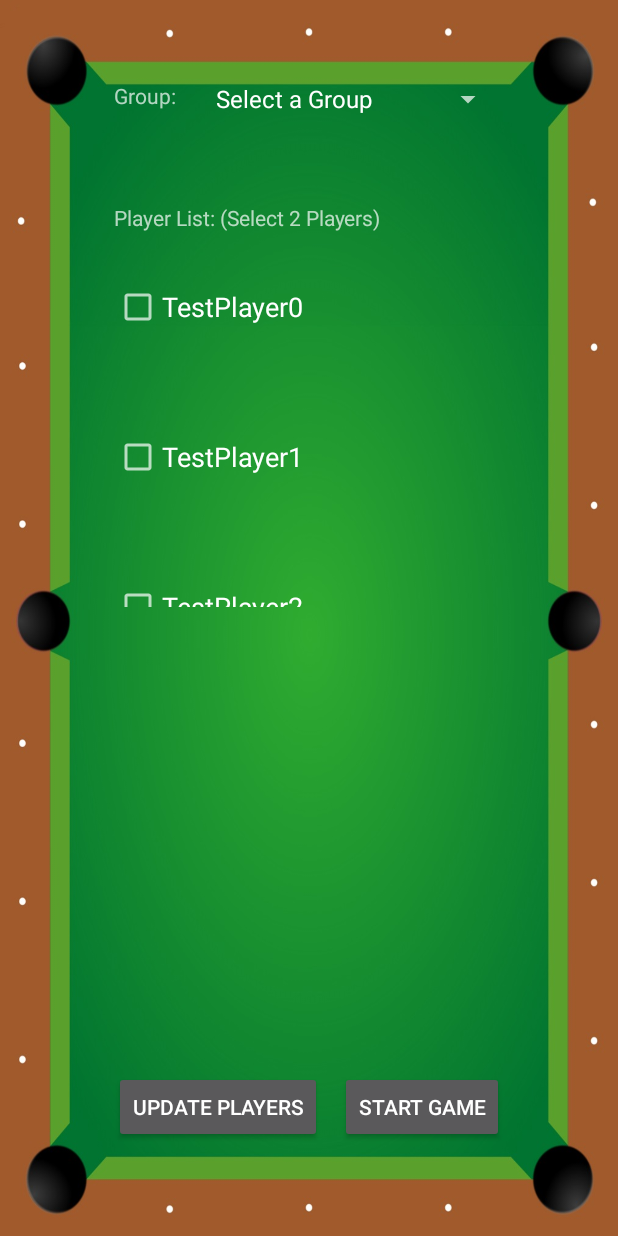
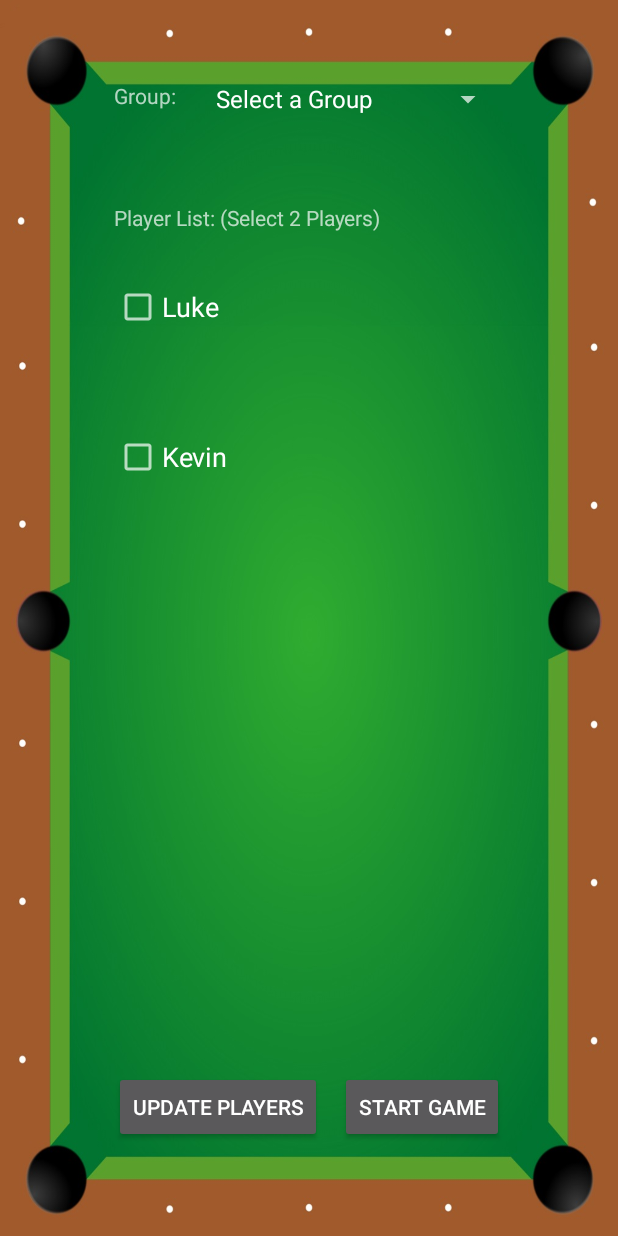
Before and after one commit to TacticalLuke43/Scoremaster, an Android app: the GroupsScreen screen opened directly, with no data from a screen before it, after a tap on "UPDATE PLAYERS", on a phone screen of 412 x 824 dp. Run offline under Robolectric (Android 15) with nearby library versions, the phone set to English and light mode, and no system bars; our stand-ins replace Firebase (no records; nobody signed in at launch, a user with empty details on screens opened directly); 1 statement that could not run was skipped.

```diff
--- a/app/src/main/java/csc483/scoremaster/CreateGroup.java
+++ b/app/src/main/java/csc483/scoremaster/CreateGroup.java
@@ -14,7 +14,8 @@ import java.util.Objects;
 import java.util.concurrent.ThreadLocalRandom;
 
 public class CreateGroup extends AppCompatActivity {
-    DatabaseReference myRef = FirebaseDatabase.getInstance().getReference();
+    FirebaseDatabase database = FirebaseDatabase.getInstance();
+    DatabaseReference myRef;
     @Override
     protected void onCreate(Bundle savedInstanceState) {
         super.onCreate(savedInstanceState);
@@ -30,7 +31,7 @@ public class CreateGroup extends AppCompatActivity {
                 String groupID = gen.nextString();
                 //gen = group code
                 //create group
-                myRef = FirebaseDatabase.getInstance().getReference().child("groups").child(groupID);
+                myRef = database.getInstance().getReference().child("groups").child(groupID);
                 myRef.child("name").setValue(groupName);
                 myRef.child("playerList").child("player1").setValue("AAA111");
                 //add player to group
--- a/app/src/main/java/csc483/scoremaster/GroupsScreen.java
+++ b/app/src/main/java/csc483/scoremaster/GroupsScreen.java
@@ -170,10 +170,10 @@ public class GroupsScreen extends AppCompatActivity {
 
 	public void init(TableLayout playerTableLayout)
 	{
-			int numberOfPlayers = 4; //change this to retrieve array size from group
+			int numberOfPlayers = 2; //change this to retrieve array size from group
 
         playerTableLayout.removeAllViews();
-        for (int i=0; i<numberOfPlayers; i++) {
+        /*for (int i=0; i<numberOfPlayers; i++) {
             TableRow playerRow = new TableRow(this);
             playerRow.setLayoutParams(new TableRow.LayoutParams(TableRow.LayoutParams.WRAP_CONTENT, TableRow.LayoutParams.WRAP_CONTENT));
             CheckBox playername = new CheckBox(this);
@@ -186,7 +186,30 @@ public class GroupsScreen extends AppCompatActivity {
 
             playerRow.addView(playername);
             playerTableLayout.addView(playerRow);
-        }
+        }*/
+        TableRow playerRow = new TableRow(this);
+        playerRow.setLayoutParams(new TableRow.LayoutParams(TableRow.LayoutParams.WRAP_CONTENT, TableRow.LayoutParams.WRAP_CONTENT));
+        CheckBox playername = new CheckBox(this);
+        playername.setLayoutParams(new TableRow.LayoutParams(800, 150));
+        playername.setText("Luke");//change to getPlayerName() when class is done
+        //playername.setTextAlignment(View.TEXT_ALIGNMENT_CENTER);
+        playername.setTextAppearance(this, R.style.TextAppearance_AppCompat_Body1);
+        //playername.setTextColor(Color.BLACK);
+        playername.setTextSize(TypedValue.COMPLEX_UNIT_SP, 18);
+
+        playerRow.addView(playername);
+        playerTableLayout.addView(playerRow);
+
+        TableRow playerRow2 = new TableRow(this);
+        playerRow2.setLayoutParams(new TableRow.LayoutParams(TableRow.LayoutParams.WRAP_CONTENT, TableRow.LayoutParams.WRAP_CONTENT));
+        CheckBox playername2 = new CheckBox(this);
+        playername2.setLayoutParams(new TableRow.LayoutParams(800, 150));
+        playername2.setText("Kevin");//change to getPlayerName() when class is done
+        playername2.setTextAppearance(this, R.style.TextAppearance_AppCompat_Body1);
+        playername2.setTextSize(TypedValue.COMPLEX_UNIT_SP, 18);
+
+        playerRow2.addView(playername2);
+        playerTableLayout.addView(playerRow2);
 	}
 
 
--- a/app/src/main/java/csc483/scoremaster/JoinGroup.java
+++ b/app/src/main/java/csc483/scoremaster/JoinGroup.java
@@ -19,8 +19,8 @@ import java.util.ArrayList;
 import java.util.Objects;
 
 public class JoinGroup extends AppCompatActivity {
-
-    DatabaseReference myRef = FirebaseDatabase.getInstance().getReference().child("groups");
+    FirebaseDatabase database = FirebaseDatabase.getInstance();
+    DatabaseReference myRef;
 
     @Override
     protected void onCreate(Bundle savedInstanceState) {
@@ -47,6 +47,7 @@ public class JoinGroup extends AppCompatActivity {
             @Override
             public void onClick(View view) {
                 final String groupCode = ((EditText)findViewById(R.id.groupCode)).getText().toString();
+                myRef = database.getInstance().getReference().child("groups");
                 myRef.addValueEventListener(new ValueEventListener() {
                     @Override
                     public void onDataChange(DataSnapshot dataSnapshot) {
--- a/app/src/main/java/csc483/scoremaster/MainMenu.java
+++ b/app/src/main/java/csc483/scoremaster/MainMenu.java
@@ -30,7 +30,11 @@ public class MainMenu extends AppCompatActivity {
         {
             public void onClick(View v)
             {
-                startActivity(new Intent(MainMenu.this, ViewGame.class));
+                Intent i = new Intent(MainMenu.this, GameInProgressScreen.class);
+                String strName = "gmVlFn";
+                i.putExtra("GiveRoomCode", strName);
+                startActivity(i);
+                //startActivity(new Intent(MainMenu.this, ViewGame.class));
             }
         });
         groupManButton.setOnClickListener(new View.OnClickListener()
--- a/app/src/main/java/csc483/scoremaster/StartingSplash.java
+++ b/app/src/main/java/csc483/scoremaster/StartingSplash.java
@@ -60,7 +60,7 @@ public class StartingSplash extends AppCompatActivity implements GestureDetector
 
     @Override
     public boolean onSingleTapUp(MotionEvent event) {
-        startActivity(new Intent(StartingSplash.this, MainMenu2.class));
+        startActivity(new Intent(StartingSplash.this, MainMenu.class));
         return true;
     }
     /*
--- a/app/src/main/res/layout/activity_game_in_progress_screen.xml
+++ b/app/src/main/res/layout/activity_game_in_progress_screen.xml
@@ -439,7 +439,8 @@
         android:layout_marginTop="25dp"
         android:layout_toStartOf="@+id/player2ScoreText"
         android:text="Match Code: "
-        android:textSize="18sp" />
+        android:textSize="18sp"
+        android:visibility="invisible" />
 
     <TextView
         android:id="@+id/matchCodeText"
@@ -448,7 +449,8 @@
         android:layout_alignStart="@+id/textView54"
         android:layout_below="@+id/textView54"
         android:text="DDD444"
-        android:textSize="18sp" />
+        android:textSize="18sp"
+        android:visibility="invisible" />
 
     <Button
         android:id="@+id/refreshButton"
--- a/app/src/main/res/layout/activity_player_stats_screen.xml
+++ b/app/src/main/res/layout/activity_player_stats_screen.xml
@@ -4,7 +4,7 @@
     xmlns:tools="http://schemas.android.com/tools"
     android:layout_width="match_parent"
     android:layout_height="match_parent"
-    android:background="@drawable/pooltablerotated"
+    android:background="@drawable/pooltable"
     tools:context="csc483.scoremaster.PlayerStatsScreen">
 
     <TextView
--- a/app/src/main/res/layout/activity_scoring_screen.xml
+++ b/app/src/main/res/layout/activity_scoring_screen.xml
@@ -28,7 +28,7 @@
         android:layout_height="wrap_content"
         android:layout_below="@+id/textView9"
         android:layout_toEndOf="@+id/minusInningsButton"
-        android:text="1"
+        android:text="0"
         android:textSize="24sp" />
 
     <Button
```
Also changed, not shown: app/src/main/java/csc483/scoremaster/GameInProgressScreen.java (+47 -7 lines), app/src/main/java/csc483/scoremaster/ScoringScreen.java (+25 -0 lines), app/src/main/res/layout/activity_post_game_screen.xml (+4 -4 lines).
